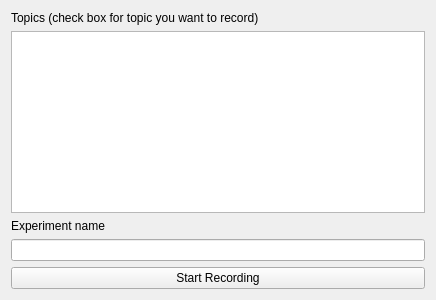
This is workspace/src/barc_gui/src/barc_gui/BARC_experiment.ui in MPC-Berkeley/barc as Qt 5 draws it before an edit. The edited form follows.
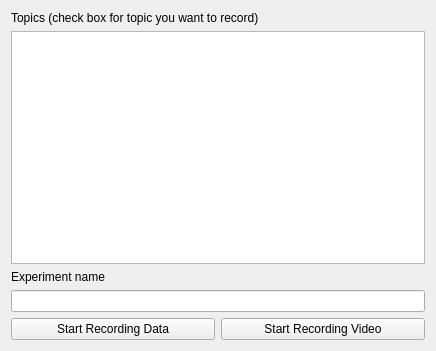
This is the edited form.

Commit message: Updated GUI to support video recording.

What changed in the file:
```diff
--- a/workspace/src/barc_gui/src/barc_gui/BARC_experiment.ui
+++ b/workspace/src/barc_gui/src/barc_gui/BARC_experiment.ui
@@ -7,7 +7,7 @@
     <x>0</x>
     <y>0</y>
     <width>436</width>
-    <height>300</height>
+    <height>351</height>
    </rect>
   </property>
   <property name="sizePolicy">
@@ -33,7 +33,7 @@
    <item>
     <widget class="QListWidget" name="listview_topics"/>
    </item>
-   <item alignment="Qt::AlignLeft">
+   <item>
     <widget class="QLabel" name="label_experiment">
      <property name="sizePolicy">
       <sizepolicy hsizetype="Maximum" vsizetype="Minimum">
@@ -69,6 +69,8 @@
     </widget>
    </item>
    <item>
+    <layout class="QHBoxLayout" name="horizontalLayout">
+     <item>
     <widget class="QPushButton" name="pushbutton_record">
      <property name="sizePolicy">
       <sizepolicy hsizetype="Preferred" vsizetype="Fixed">
@@ -77,9 +79,24 @@
       </sizepolicy>
      </property>
      <property name="text">
-      <string>Start Recording</string>
-     </property>
-    </widget>
+        <string>Start Recording Data</string>
+       </property>
+      </widget>
+     </item>
+     <item>
+      <widget class="QPushButton" name="pushbutton_record_video">
+       <property name="sizePolicy">
+        <sizepolicy hsizetype="Preferred" vsizetype="Fixed">
+         <horstretch>0</horstretch>
+         <verstretch>0</verstretch>
+        </sizepolicy>
+       </property>
+       <property name="text">
+        <string>Start Recording Video</string>
+       </property>
+      </widget>
+     </item>
+    </layout>
    </item>
   </layout>
  </widget>
```
Lines whose indentation alone changed are shown as unchanged. The commit also changes 3 other files.
